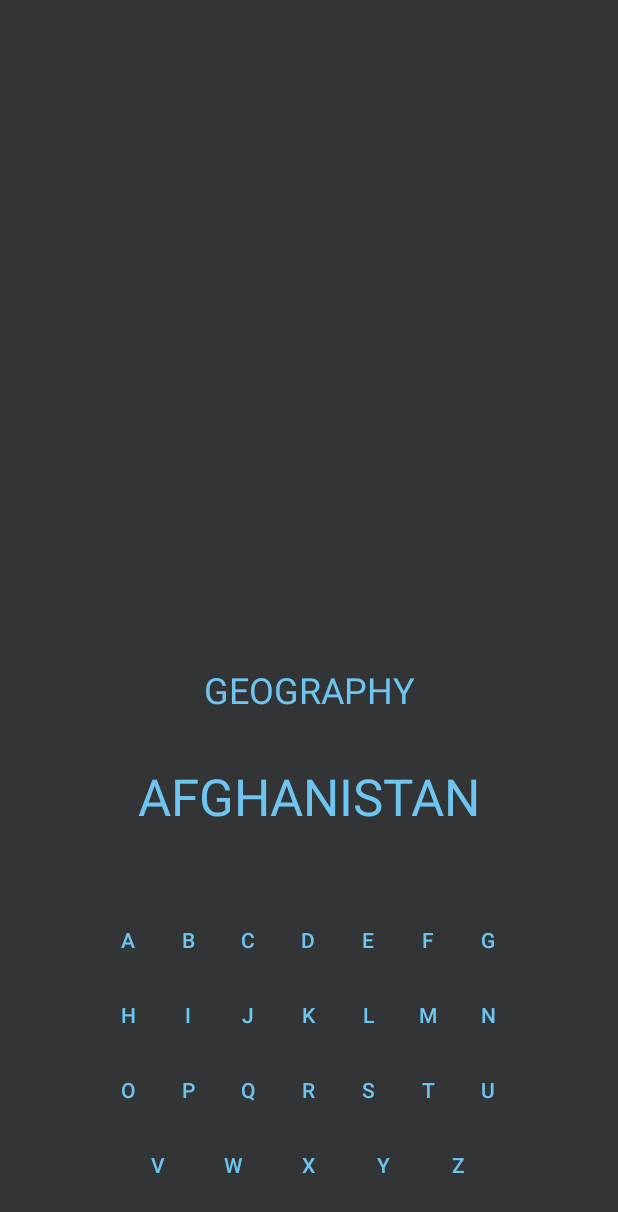
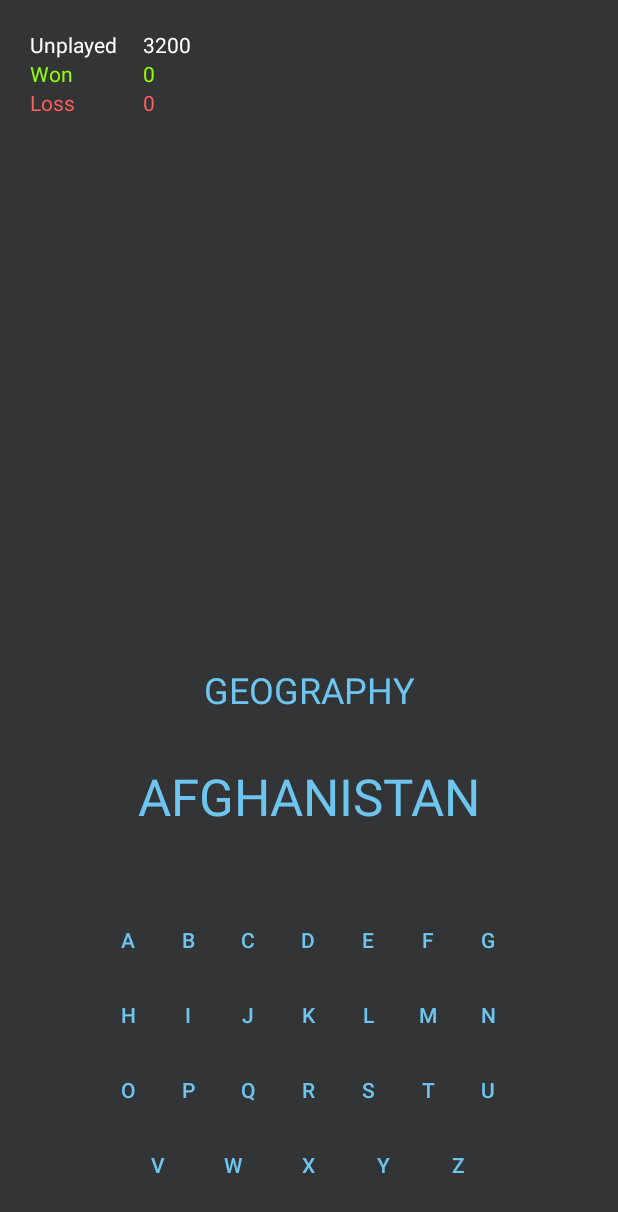
Before and after one commit to matt-chap/Hangman, an Android app: the HangmanPlay screen opened directly, with no data from a screen before it, on a phone screen of 412 x 824 dp. Shown: the top 1212 px of the screen. Run offline under Robolectric (Android 15) with nearby library versions, the phone set to English and light mode, and no system bars; our stand-ins replace AdMob.

Commit message:
View count query on screen and some code cleanup

```diff
--- a/app/src/main/java/com/example/hangman/HangmanDBHelper.java
+++ b/app/src/main/java/com/example/hangman/HangmanDBHelper.java
@@ -193,9 +193,9 @@ public class HangmanDBHelper extends SQLiteOpenHelper {
         Cursor cursor = db.rawQuery(query, null);
 
         if (cursor.moveToFirst()) {
-            int won = cursor.getInt(0);
+            int unplayed = cursor.getInt(0);
             int loss = cursor.getInt(1);
-            int unplayed = cursor.getInt(2);
+            int won = cursor.getInt(2);
             return new HangmanCountModel(won, loss, unplayed);
         } else{
             // Todo: log?
--- a/app/src/main/java/com/example/hangman/HangmanPlay.java
+++ b/app/src/main/java/com/example/hangman/HangmanPlay.java
@@ -8,6 +8,7 @@ import android.widget.Button;
 import android.widget.TextView;
 
 import com.example.hangman.enums.Category;
+import com.example.hangman.model.HangmanCountModel;
 import com.example.hangman.model.HangmanWordModel;
 
 import java.util.List;
@@ -103,10 +104,19 @@ public class HangmanPlay extends AppCompatActivity implements View.OnClickListen
         HangmanWordModel wordData = db.getUnplayedWord();
         currentWord = wordData.getWord();
 
+        HangmanCountModel countData = db.getWordCounts();
+        final TextView txtUnplayedCount = (TextView) findViewById(R.id.CountUnplayed);
+        txtUnplayedCount.setText(Integer.toString(countData.getUnplayed()));
+
+        final TextView txtWonCount = (TextView) findViewById(R.id.CountWon);
+        txtWonCount.setText(Integer.toString(countData.getWon()));
+
+        final TextView txtLossCount = (TextView) findViewById(R.id.CountLoss);
+        txtLossCount.setText(Integer.toString(countData.getLoss()));
 
         //TODO: probably need to fix and make this into its own method for play again ability
         final TextView txtCategory = (TextView) findViewById(R.id.text_category);
-        Category cat = Category.getLeg(wordData.getCategory());
+        Category cat = Category.getCategoryName(wordData.getCategory());
         txtCategory.setText(cat.name());
 
         final TextView txtWord = (TextView) findViewById(R.id.text_word);
--- a/app/src/main/java/com/example/hangman/enums/Category.java
+++ b/app/src/main/java/com/example/hangman/enums/Category.java
@@ -9,7 +9,7 @@ public enum Category {
 
     private final int codeIndex;
 
-    private Category(int code) {
+    Category(int code) {
         this.codeIndex = code;
     }
 
@@ -27,7 +27,7 @@ public enum Category {
 
     //private LegNo(int legIndex) { this.legIndex = legIndex; }
 
-    public static Category getLeg(int legIndex) {
+    public static Category getCategoryName(int legIndex) {
         for (Category l : Category.values()) {
             if (l.codeIndex == legIndex) return l;
         }
--- a/app/src/main/res/layout/activity_hangman_play.xml
+++ b/app/src/main/res/layout/activity_hangman_play.xml
@@ -37,7 +37,8 @@
                 android:background="@android:color/transparent"
                 android:onClick="clickLetter"
                 android:text="@string/a_Button"
-                android:textColor="#6ec5f0" />
+                android:textColor="#6ec5f0"
+                style="?android:attr/buttonBarButtonStyle" />
 
             <Button
                 android:id="@+id/buttonB"
@@ -45,7 +46,8 @@
                 android:layout_height="50dp"
                 android:background="@android:color/transparent"
                 android:text="@string/b_Button"
-                android:textColor="#6ec5f0" />
+                android:textColor="#6ec5f0"
+                style="?android:attr/buttonBarButtonStyle" />
 
             <Button
                 android:id="@+id/buttonC"
@@ -53,7 +55,8 @@
                 android:layout_height="50dp"
                 android:background="@android:color/transparent"
                 android:text="@string/c_Button"
-                android:textColor="#6ec5f0" />
+                android:textColor="#6ec5f0"
+                style="?android:attr/buttonBarButtonStyle" />
 
             <Button
                 android:id="@+id/buttonD"
@@ -61,7 +64,8 @@
                 android:layout_height="50dp"
                 android:background="@android:color/transparent"
                 android:text="@string/d_Button"
-                android:textColor="#6ec5f0" />
+                android:textColor="#6ec5f0"
+                style="?android:attr/buttonBarButtonStyle" />
 
             <Button
                 android:id="@+id/buttonE"
@@ -69,7 +73,8 @@
                 android:layout_height="50dp"
                 android:background="@android:color/transparent"
                 android:text="@string/e_Button"
-                android:textColor="#6ec5f0" />
+                android:textColor="#6ec5f0"
+                style="?android:attr/buttonBarButtonStyle" />
 
             <Button
                 android:id="@+id/buttonF"
@@ -77,7 +82,8 @@
                 android:layout_height="50dp"
                 android:background="@android:color/transparent"
                 android:text="@string/f_Button"
-                android:textColor="#6ec5f0" />
+                android:textColor="#6ec5f0"
+                style="?android:attr/buttonBarButtonStyle" />
 
             <Button
                 android:id="@+id/buttonG"
@@ -85,7 +91,8 @@
                 android:layout_height="50dp"
                 android:background="@android:color/transparent"
                 android:text="@string/g_Button"
-                android:textColor="#6ec5f0" />
+                android:textColor="#6ec5f0"
+                style="?android:attr/buttonBarButtonStyle" />
 
         </LinearLayout>
 
@@ -104,7 +111,8 @@
                 android:layout_height="50dp"
                 android:background="@android:color/transparent"
                 android:text="@string/h_Button"
-                android:textColor="#6ec5f0" />
+                android:textColor="#6ec5f0"
+                style="?android:attr/buttonBarButtonStyle" />
 
             <Button
                 android:id="@+id/buttonI"
@@ -112,7 +120,8 @@
                 android:layout_height="50dp"
                 android:background="@android:color/transparent"
                 android:text="@string/i_Button"
-                android:textColor="#6ec5f0" />
+                android:textColor="#6ec5f0"
+                style="?android:attr/buttonBarButtonStyle" />
 
             <Button
                 android:id="@+id/buttonJ"
@@ -120,7 +129,8 @@
                 android:layout_height="50dp"
                 android:background="@android:color/transparent"
                 android:text="@string/j_Button"
-                android:textColor="#6ec5f0" />
+                android:textColor="#6ec5f0"
+                style="?android:attr/buttonBarButtonStyle" />
 
             <Button
                 android:id="@+id/buttonK"
@@ -128,7 +138,8 @@
                 android:layout_height="50dp"
                 android:background="@android:color/transparent"
                 android:text="@string/k_Button"
-                android:textColor="#6ec5f0" />
+                android:textColor="#6ec5f0"
+                style="?android:attr/buttonBarButtonStyle" />
 
             <Button
                 android:id="@+id/buttonL"
@@ -144,7 +155,8 @@
                 android:layout_height="50dp"
                 android:background="@android:color/transparent"
                 android:text="@string/m_Button"
-                android:textColor="#6ec5f0" />
+                android:textColor="#6ec5f0"
+                style="?android:attr/buttonBarButtonStyle" />
 
             <Button
                 android:id="@+id/buttonN"
@@ -152,7 +164,8 @@
                 android:layout_height="50dp"
                 android:background="@android:color/transparent"
                 android:text="@string/n_Button"
-                android:textColor="#6ec5f0" />
+                android:textColor="#6ec5f0"
+                style="?android:attr/buttonBarButtonStyle" />
         </LinearLayout>
 
         <LinearLayout
@@ -170,7 +183,8 @@
                 android:layout_height="50dp"
                 android:background="@android:color/transparent"
                 android:text="@string/o_Button"
-                android:textColor="#6ec5f0" />
+                android:textColor="#6ec5f0"
+                style="?android:attr/buttonBarButtonStyle" />
 
             <Button
                 android:id="@+id/buttonP"
@@ -178,7 +192,8 @@
                 android:layout_height="50dp"
                 android:background="@android:color/transparent"
                 android:text="@string/p_Button"
-                android:textColor="#6ec5f0" />
+                android:textColor="#6ec5f0"
+                style="?android:attr/buttonBarButtonStyle" />
 
             <Button
                 android:id="@+id/buttonQ"
@@ -186,7 +201,8 @@
                 android:layout_height="50dp"
                 android:background="@android:color/transparent"
                 android:text="@string/q_Button"
-                android:textColor="#6ec5f0" />
+                android:textColor="#6ec5f0"
+                style="?android:attr/buttonBarButtonStyle" />
 
             <Button
                 android:id="@+id/buttonR"
@@ -194,7 +210,8 @@
                 android:layout_height="50dp"
                 android:background="@android:color/transparent"
                 android:text="@string/r_Button"
-                android:textColor="#6ec5f0" />
+                android:textColor="#6ec5f0"
+                style="?android:attr/buttonBarButtonStyle" />
 
             <Button
                 android:id="@+id/buttonS"
@@ -202,7 +219,8 @@
                 android:layout_height="50dp"
                 android:background="@android:color/transparent"
                 android:text="@string/s_Button"
-                android:textColor="#6ec5f0" />
+                android:textColor="#6ec5f0"
+                style="?android:attr/buttonBarButtonStyle" />
 
             <Button
                 android:id="@+id/buttonT"
@@ -210,7 +228,8 @@
                 android:layout_height="50dp"
                 android:background="@android:color/transparent"
                 android:text="@string/t_Button"
-                android:textColor="#6ec5f0" />
+                android:textColor="#6ec5f0"
+                style="?android:attr/buttonBarButtonStyle" />
 
             <Button
                 android:id="@+id/buttonU"
@@ -218,7 +237,8 @@
                 android:layout_height="50dp"
                 android:background="@android:color/transparent"
                 android:text="@string/u_Button"
-                android:textColor="#6ec5f0" />
+                android:textColor="#6ec5f0"
+                style="?android:attr/buttonBarButtonStyle" />
         </LinearLayout>
 
         <LinearLayout
@@ -235,7 +255,8 @@
                 android:layout_marginRight="10dp"
                 android:background="@android:color/transparent"
                 android:text="@string/v_Button"
-                android:textColor="#6ec5f0" />
+                android:textColor="#6ec5f0"
+                style="?android:attr/buttonBarButtonStyle" />
 
             <Button
                 android:id="@+id/buttonW"
@@ -244,7 +265,8 @@
                 android:layout_marginRight="10dp"
                 android:background="@android:color/transparent"
                 android:text="@string/w_Button"
-                android:textColor="#6ec5f0" />
+                android:textColor="#6ec5f0"
+                style="?android:attr/buttonBarButtonStyle" />
 
             <Button
                 android:id="@+id/buttonX"
@@ -253,7 +275,8 @@
                 android:layout_marginRight="10dp"
                 android:background="@android:color/transparent"
                 android:text="@string/x_Button"
-                android:textColor="#6ec5f0" />
+                android:textColor="#6ec5f0"
+                style="?android:attr/buttonBarButtonStyle" />
 
             <Button
                 android:id="@+id/buttonY"
@@ -262,7 +285,8 @@
                 android:layout_marginRight="10dp"
                 android:background="@android:color/transparent"
                 android:text="@string/y_Button"
-                android:textColor="#6ec5f0" />
+                android:textColor="#6ec5f0"
+                style="?android:attr/buttonBarButtonStyle" />
 
             <Button
                 android:id="@+id/buttonZ"
@@ -270,7 +294,8 @@
                 android:layout_height="50dp"
                 android:background="@android:color/transparent"
                 android:text="@string/z_Button"
-                android:textColor="#6ec5f0" />
+                android:textColor="#6ec5f0"
+                style="?android:attr/buttonBarButtonStyle" />
         </LinearLayout>
 
     </LinearLayout>
@@ -313,4 +338,72 @@
         app:layout_constraintStart_toStartOf="parent"
         android:textColor="#6ec5f0" />
 
+    <LinearLayout
+        android:layout_width="150dp"
+        android:layout_height="60dp"
+        android:layout_marginStart="20dp"
+        android:layout_marginLeft="20dp"
+        android:layout_marginTop="20dp"
+        android:orientation="horizontal"
+        app:layout_constraintEnd_toEndOf="parent"
+        app:layout_constraintHorizontal_bias="0.0"
+        app:layout_constraintStart_toStartOf="parent"
+        app:layout_constraintTop_toTopOf="parent">
+
+        <LinearLayout
+            android:layout_width="75dp"
+            android:layout_height="match_parent"
+            android:orientation="vertical">
+
+            <TextView
+                android:id="@+id/LabelUnplayed"
+                android:layout_width="wrap_content"
+                android:layout_height="wrap_content"
+                android:text="Unplayed"
+                android:textColor="#FFFFFF" />
+
+            <TextView
+                android:id="@+id/LabelWon"
+                android:layout_width="wrap_content"
+                android:layout_height="wrap_content"
+                android:text="Won"
+                android:textColor="#92FD00" />
+
+            <TextView
+                android:id="@+id/LabelLoss"
+                android:layout_width="wrap_content"
+                android:layout_height="wrap_content"
+                android:text="Loss"
+                android:textColor="#FF5E5E" />
+        </LinearLayout>
+
+        <LinearLayout
+            android:layout_width="75dp"
+            android:layout_height="match_parent"
+            android:orientation="vertical">
+
+            <TextView
+                android:id="@+id/CountUnplayed"
+                android:layout_width="wrap_content"
+                android:layout_height="wrap_content"
+                android:text="0"
+                android:textColor="#FFFFFF" />
+
+            <TextView
+                android:id="@+id/CountWon"
+                android:layout_width="wrap_content"
+                android:layout_height="wrap_content"
+                android:text="0"
+                android:textColor="#92FD00" />
+
+            <TextView
+                android:id="@+id/CountLoss"
+                android:layout_width="wrap_content"
+                android:layout_height="wrap_content"
+                android:text="0"
+                android:textColor="#FF5E5E" />
+
+        </LinearLayout>
+    </LinearLayout>
+
 </androidx.constraintlayout.widget.ConstraintLayout>
```
